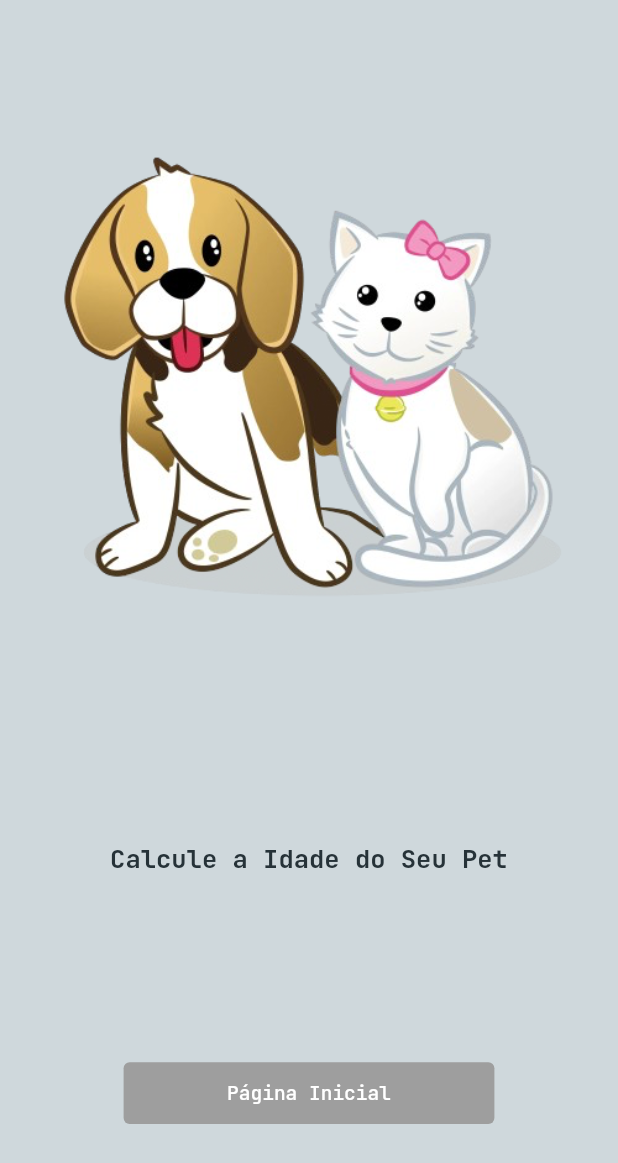
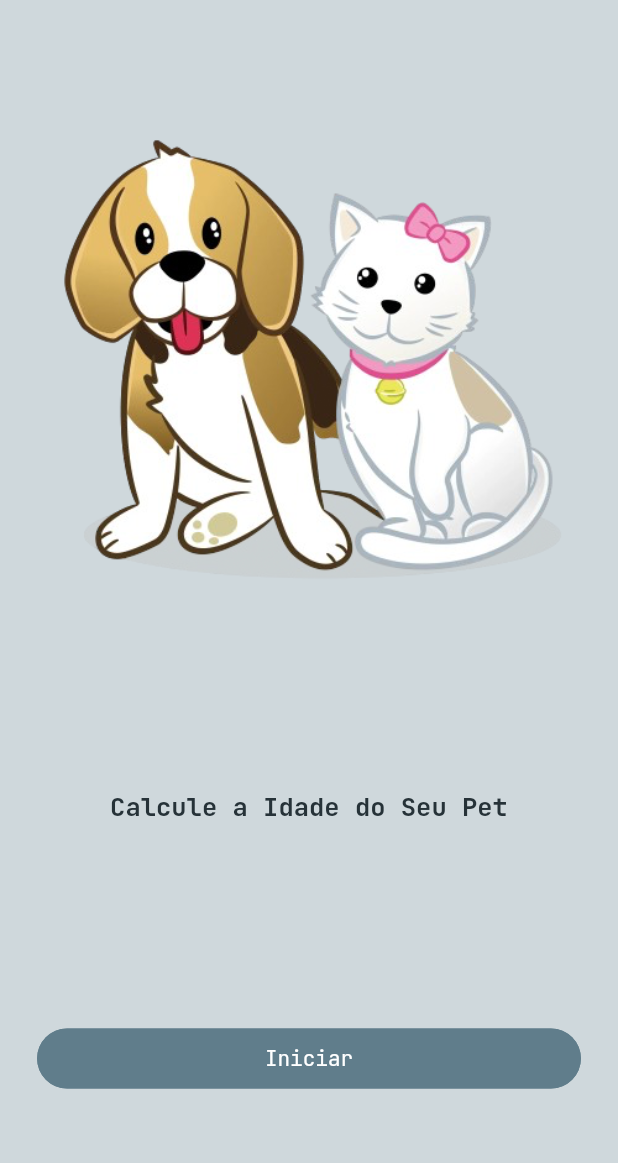
Before and after one commit to Victor-Zarzar/age-pet, a Flutter app: the screen it shows after launch, on a phone screen of 412 x 824 dp. Shown: the top 1163 px of the screen. Run offline on Flutter 3.47's test engine with Material 3 defaults, Android fonts, the phone set to English and light mode, and no system bars; drawn by our look-alikes of getwidget; our stand-ins replace google_fonts.

Commit message:
Refactor: Refatored apptheme, intropage, Chore: Add package getwidget

```diff
--- a/lib/pages/IntroPage/intro_page.dart
+++ b/lib/pages/IntroPage/intro_page.dart
@@ -3,6 +3,7 @@ import "package:age_pet/pages/components/AppAssets/app_assets.dart";
 import "package:age_pet/pages/components/AppTheme/app_theme.dart";
 import "package:flutter/material.dart";
 import "package:google_fonts/google_fonts.dart";
+import 'package:getwidget/getwidget.dart';
 
 class IntroPage extends StatefulWidget {
   const IntroPage({super.key});
@@ -36,38 +37,24 @@ class _IntroPageState extends State<IntroPage> {
               ),
             ),
             Padding(
-              padding: EdgeInsets.symmetric(horizontal: myWidth * 0.14),
-              child: GestureDetector(
-                onTap: () {
+              padding: const EdgeInsets.symmetric(vertical: 60),
+              child: GFButton(
+                onPressed: () {
                   Navigator.push(
-                      context,
-                      MaterialPageRoute(
-                          builder: (context) => const HomePage()));
+                    context,
+                    MaterialPageRoute(builder: (context) => const HomePage()),
+                  );
                 },
-                child: Padding(
-                  padding: EdgeInsets.symmetric(
-                      horizontal: myWidth * 0.05, vertical: myHeight * 0.030),
-                  child: Container(
-                    width: myWidth * 0.6,
-                    height: myHeight * 0.05,
-                    decoration: BoxDecoration(
-                      color: ButtonColor.primaryColor,
-                      borderRadius: BorderRadius.circular(4),
-                    ),
-                    child: Center(
-                      child: Text(
-                        "Página Inicial",
-                        style: GoogleFonts.jetBrainsMono(
-                          textStyle: TextStyle(
-                            fontSize: 13,
-                            fontWeight: FontWeight.w500,
-                            color: FontTextColor.secondaryColor,
-                          ),
-                        ),
-                      ),
-                    ),
-                  ),
+                text: "Iniciar",
+                textStyle: TextStyle(
+                  color: FontTextColor.secondaryColor,
+                  fontFamily: GoogleFonts.jetBrainsMono().fontFamily,
+                  fontSize: 14,
                 ),
+                color: ButtonColor.primaryColor,
+                shape: GFButtonShape.pills,
+                size: GFSize.LARGE,
+                blockButton: true,
               ),
             ),
           ],
--- a/lib/pages/components/AppTheme/app_theme.dart
+++ b/lib/pages/components/AppTheme/app_theme.dart
@@ -18,5 +18,5 @@ class FontTextColor {
 class ButtonColor {
   ButtonColor._();
 
-  static Color get primaryColor => const Color(0xFF9E9E9E);
+  static Color get primaryColor => const Color(0xFF607D8B);
 }
--- a/pubspec.yaml
+++ b/pubspec.yaml
@@ -36,7 +36,7 @@ dependencies:
   # Use with the CupertinoIcons class for iOS style icons.
   cupertino_icons: ^1.0.8
   google_fonts: ^6.2.1
-  persistent_bottom_nav_bar_v2: ^5.2.3
+  getwidget: ^4.0.0
 
 dev_dependencies:
   flutter_test:
```
Also changed, not shown: pubspec.lock.
